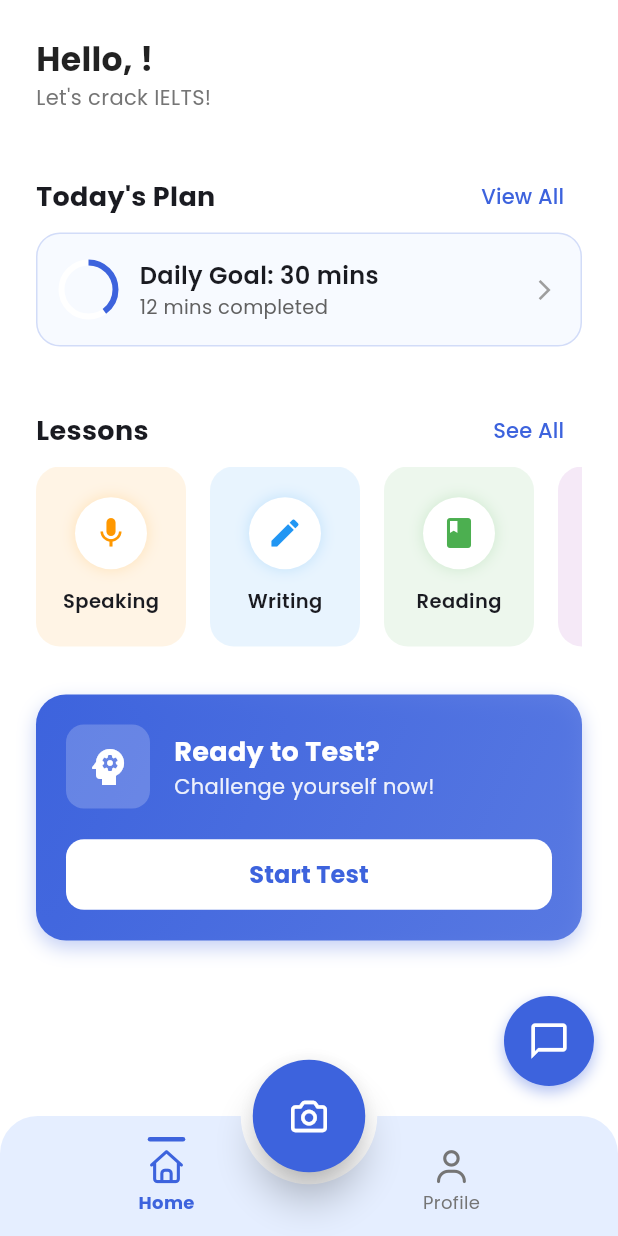
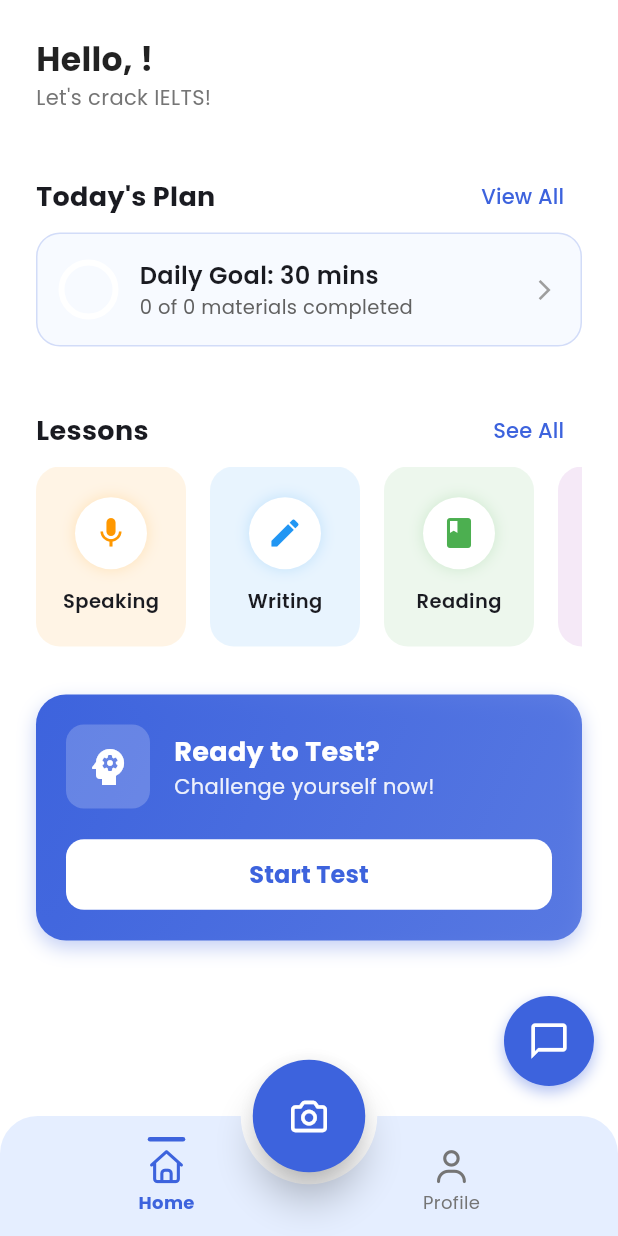
Before and after one commit to orangearinge/Alysa-Mobile, a Flutter app: the screen it shows once a user with an empty profile is signed in, on a phone screen of 412 x 824 dp. Run offline on Flutter 3.47's test engine with Material 3 defaults, Android fonts, the light colour scheme and no system bars; our stand-ins replace camera, firebase_auth, firebase_core, flutter_secure_storage, font_awesome_flutter, google_fonts and 5 more; accounts and stored records are empty; network calls fail.

Commit message:
feat: integrate chatbot and lesson progress fix

```diff
--- a/lib/config/api_constants.dart
+++ b/lib/config/api_constants.dart
@@ -5,7 +5,7 @@
   // static const String _localOther = 'http://127.0.0.1:5000/api';
 
   // kalau mau pakai ngrok, tinggal ganti ini
-  static const String _ngrok = 'http://192.168.56.102:5000/api';
+  static const String _ngrok = 'http://192.168.1.15:5000/api';
 
   static String get baseUrl {
     // ===== PILIH SALAH SATU =====
--- a/lib/pages/home_page.dart
+++ b/lib/pages/home_page.dart
@@ -10,6 +10,8 @@
 import 'package:alysa_speak/services/auth_service.dart';
 import 'package:alysa_speak/services/user_service.dart';
 import 'package:alysa_speak/models/user_model.dart';
+import 'package:alysa_speak/models/learning_model.dart';
+import 'package:alysa_speak/services/learning_service.dart';
 import 'package:firebase_auth/firebase_auth.dart';
 
 class HomePage extends StatefulWidget {
@@ -183,12 +185,22 @@
 
 class _HomeContentState extends State<_HomeContent> {
   final UserService _userService = UserService();
+  final LearningService _learningService = LearningService();
+
   Future<UserProfile?>? _userProfileFuture;
+  Future<List<Lesson>>? _lessonsFuture;
 
   @override
   void initState() {
     super.initState();
+    _refreshData();
+  }
+
+  void _refreshData() {
+    setState(() {
       _userProfileFuture = _userService.getUserProfile();
+      _lessonsFuture = _learningService.getLessons();
+    });
   }
 
   @override
@@ -196,7 +208,12 @@
     return SafeArea(
       child: SingleChildScrollView(
         child: Padding(
-          padding: const EdgeInsets.fromLTRB(24.0, 24.0, 24.0, 500.0),
+          padding: const EdgeInsets.fromLTRB(
+            24.0,
+            24.0,
+            24.0,
+            100.0,
+          ), // Reduced bottom padding
           child: Column(
             crossAxisAlignment: CrossAxisAlignment.start,
             children: [
@@ -258,7 +275,13 @@
                     ),
                   ),
                   TextButton(
-                    onPressed: () => Navigator.pushNamed(context, '/planning'),
+                    onPressed: () async {
+                      final result = await Navigator.pushNamed(
+                        context,
+                        '/planning',
+                      );
+                      if (result == true) _refreshData();
+                    },
                     child: Text(
                       "View All",
                       style: GoogleFonts.poppins(color: AppColors.primary),
@@ -266,8 +289,40 @@
                   ),
                 ],
               ),
-              InkWell(
-                onTap: () => Navigator.pushNamed(context, '/planning'),
+              FutureBuilder(
+                future: Future.wait([
+                  _userProfileFuture ?? Future.value(null),
+                  _lessonsFuture ?? Future.value(<Lesson>[]),
+                ]),
+                builder: (context, AsyncSnapshot<List<dynamic>> snapshot) {
+                  if (snapshot.connectionState == ConnectionState.waiting) {
+                    return const Center(child: LinearProgressIndicator());
+                  }
+
+                  final profile = snapshot.data?[0] as UserProfile?;
+                  final lessons = snapshot.data?[1] as List<Lesson>? ?? [];
+
+                  final int dailyGoalMin = profile?.dailyStudyTimeMinutes ?? 30;
+                  final int completedLessons = lessons
+                      .where((l) => l.isCompleted)
+                      .length;
+                  final int totalLessons = lessons.length;
+
+                  // For now, let's estimate progress based on lessons completed vs total
+                  // since we don't track exact "minutes" per day yet.
+                  // Or we can use a fixed base for the demonstration if totalLessons is 0.
+                  final double progressValue = totalLessons > 0
+                      ? completedLessons / totalLessons
+                      : 0.0;
+
+                  return InkWell(
+                    onTap: () async {
+                      final result = await Navigator.pushNamed(
+                        context,
+                        '/planning',
+                      );
+                      if (result == true) _refreshData();
+                    },
                     child: Container(
                       padding: const EdgeInsets.all(16),
                       decoration: BoxDecoration(
@@ -280,7 +335,7 @@
                       child: Row(
                         children: [
                           CircularProgressIndicator(
-                        value: 0.4,
+                            value: progressValue,
                             backgroundColor: Colors.white,
                             color: AppColors.primary,
                           ),
@@ -290,14 +345,14 @@
                               crossAxisAlignment: CrossAxisAlignment.start,
                               children: [
                                 Text(
-                              "Daily Goal: 30 mins",
+                                  "Daily Goal: $dailyGoalMin mins",
                                   style: GoogleFonts.poppins(
                                     fontWeight: FontWeight.w600,
                                     fontSize: 16,
                                   ),
                                 ),
                                 Text(
-                              "12 mins completed",
+                                  "$completedLessons of $totalLessons materials completed",
                                   style: GoogleFonts.poppins(
                                     color: Colors.grey[700],
                                     fontSize: 13,
@@ -314,6 +369,8 @@
                         ],
                       ),
                     ),
+                  );
+                },
               ),
               const SizedBox(height: 32),
 
```
Also changed, not shown: lib/pages/chatbot_page.dart (+59 -41 lines), lib/pages/lesson_detail_page.dart (+36 -8 lines), lib/pages/planning_page.dart (+23 -7 lines), lib/services/chatbot_service.dart (added, +39 -0 lines), lib/services/learning_service.dart (+37 -3 lines). Lines whose indentation alone changed are shown as unchanged.
